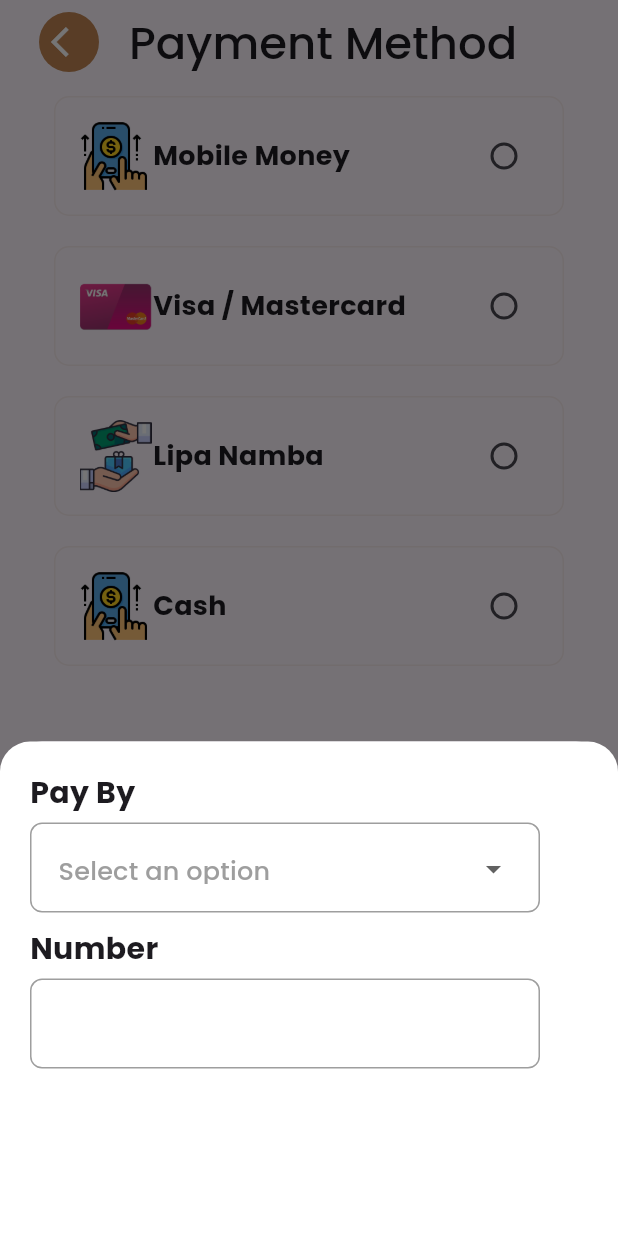
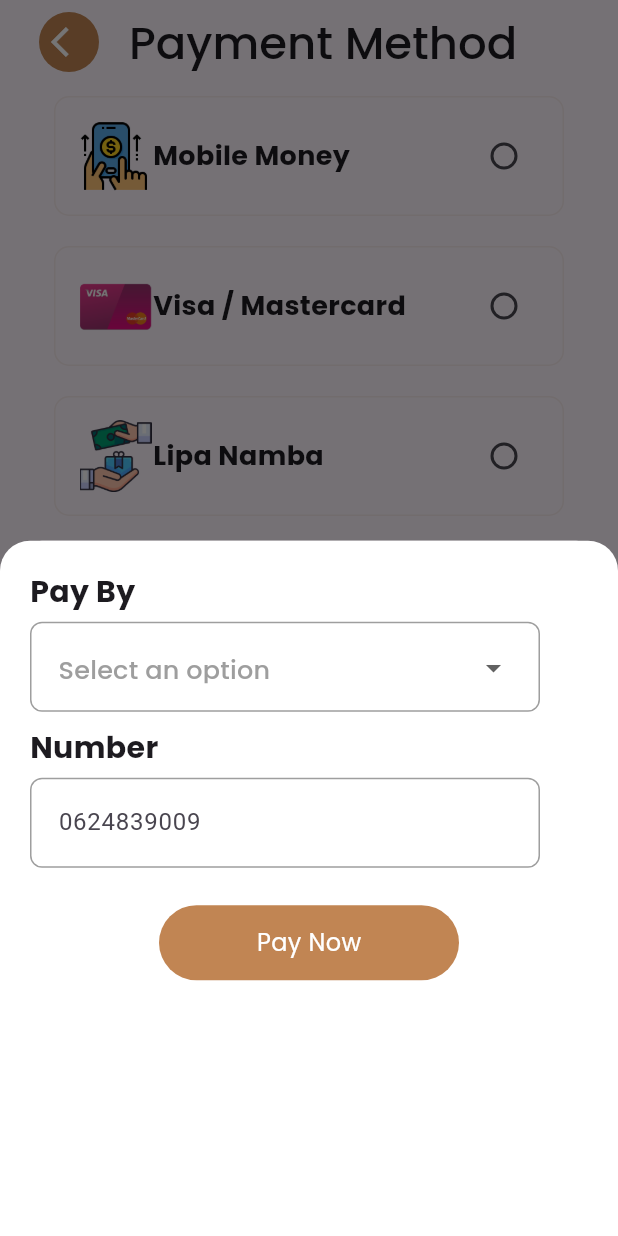
Before and after one commit to JohnGastone/Alama, a Flutter app: the PaymentMethodPage screen opened directly, after a tap on "Complete Payment", on a phone screen of 412 x 824 dp. Run offline on Flutter 3.47's test engine with Material 3 defaults, Android fonts, the light colour scheme and no system bars; our stand-ins replace flutter_onboarding_slider, google_fonts, smooth_page_indicator.

Commit message:
Payment method

```diff
--- a/lib/Payment/PaymentMethod.dart
+++ b/lib/Payment/PaymentMethod.dart
@@ -66,7 +66,7 @@ class _PaymentMethodPageState extends State<PaymentMethodPage> {
       context: context,
       builder: (BuildContext context) {
         return Container(
-          height: MediaQuery.of(context).size.height * 0.4,
+          height: MediaQuery.of(context).size.height * 0.6,
           width: double.maxFinite,
           padding: EdgeInsets.all(20),
           decoration: BoxDecoration(
@@ -135,10 +135,39 @@ class _PaymentMethodPageState extends State<PaymentMethodPage> {
                       keyboardType: TextInputType.number,
                       style:
                           GoogleFonts.poppins(fontSize: 17, color: Colors.grey),
-                      decoration:
-                          InputDecoration(enabledBorder: InputBorder.none),
+                      decoration: InputDecoration(
+                          labelText: "0624839009",
+                          enabledBorder: InputBorder.none),
                     )),
               ),
+              Center(
+                child: Padding(
+                  padding: EdgeInsets.all(25),
+                  child: InkWell(
+                    child: Container(
+                      height: 50,
+                      width: 200,
+                      decoration: BoxDecoration(
+                        color: Color(0xFFC18553),
+                        borderRadius: BorderRadius.circular(25),
+                      ),
+                      child: Center(
+                        child: Text(
+                          "Pay Now",
+                          style: GoogleFonts.poppins(
+                              fontSize: 16, color: Colors.white),
+                        ),
+                      ),
+                    ),
+                    onTap: () {
+                      Navigator.push(
+                          context,
+                          CupertinoModalPopupRoute(
+                              builder: (context) => PaymentMethodPage()));
+                    },
+                  ),
+                ),
+              )
             ],
           ),
         );
```
